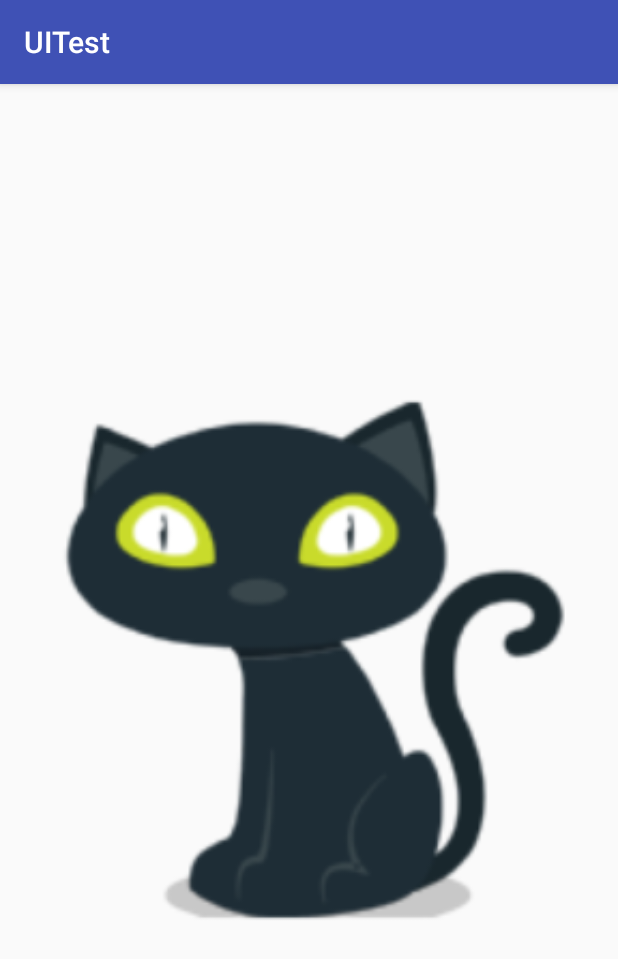
After one commit to mingzi12/UITest, an Android app: the Notify2Activity screen opened directly, with no data from a screen before it, on a phone screen of 412 x 824 dp. The commit adds this screen. Shown: the top 959 px of the screen. Run offline under Robolectric (Android 15) with nearby library versions, the phone set to English and light mode, and no system bars.

Commit message:
add Notification

```diff
--- a/app/build.gradle
+++ b/app/build.gradle
@@ -6,7 +6,7 @@ android {
 
     defaultConfig {
         applicationId "com.mingzi.uitest"
-        minSdkVersion 15
+        minSdkVersion 16
         targetSdkVersion 23
         versionCode 1
         versionName "1.0"
--- /dev/null
+++ b/app/src/main/java/com/mingzi/uitest/notification/Notify2Activity.java
@@ -0,0 +1,15 @@
+package com.mingzi.uitest.notification;
+
+import android.os.Bundle;
+import android.support.v7.app.AppCompatActivity;
+
+import com.mingzi.uitest.R;
+
+public class Notify2Activity extends AppCompatActivity {
+
+    @Override
+    protected void onCreate(Bundle savedInstanceState) {
+        super.onCreate(savedInstanceState);
+        setContentView(R.layout.activity_notify2);
+    }
+}
--- /dev/null
+++ b/app/src/main/res/layout/activity_notify2.xml
@@ -0,0 +1,13 @@
+<?xml version="1.0" encoding="utf-8"?>
+<LinearLayout xmlns:android="http://schemas.android.com/apk/res/android"
+    xmlns:tools="http://schemas.android.com/tools"
+    android:layout_width="match_parent"
+    android:layout_height="match_parent"
+    android:orientation="vertical"
+    tools:context="com.mingzi.uitest.notification.Notify2Activity">
+    <ImageView
+        android:id="@+id/notify_img"
+        android:layout_width="match_parent"
+        android:layout_height="match_parent"
+        android:src="@drawable/ic_black_cat"/>
+</LinearLayout>
--- a/app/src/main/res/values/strings.xml
+++ b/app/src/main/res/values/strings.xml
@@ -13,4 +13,5 @@
     <string name="title_activity_view_flipper">ViewFlipperActivity</string>
     <string name="title_activity_dynamic_view_flip">DynamicViewFlipActivity</string>
     <string name="title_activity_toast">ToastActivity</string>
+    <string name="title_activity_notify">NotifyActivity</string>
 </resources>
```
Also changed, not shown: app/src/main/AndroidManifest.xml (+10 -1 lines), app/src/main/java/com/mingzi/uitest/MainActivity.java (+13 -1 lines), app/src/main/java/com/mingzi/uitest/notification/NotifyActivity.java (added, +66 -0 lines), app/src/main/res/layout/activity_main.xml (+10 -0 lines), app/src/main/res/layout/activity_notify.xml (added, +23 -0 lines), app/src/main/res/layout/content_notify.xml (added, +15 -0 lines).
